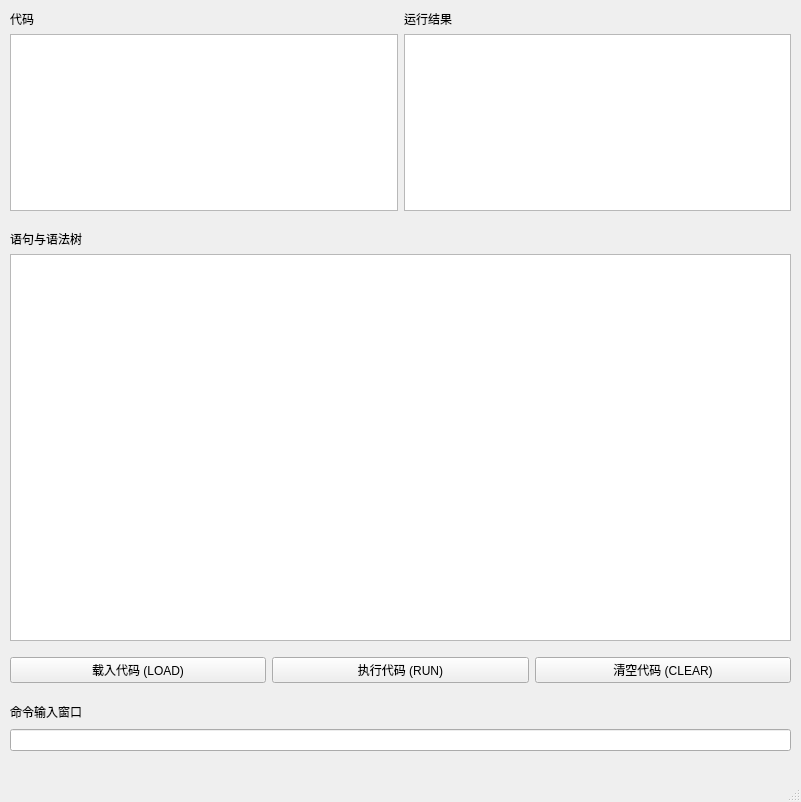
The window that mainwindow.ui (xx01cyx/BASIC-Interpreter) describes before a commit, drawn with Qt 5.
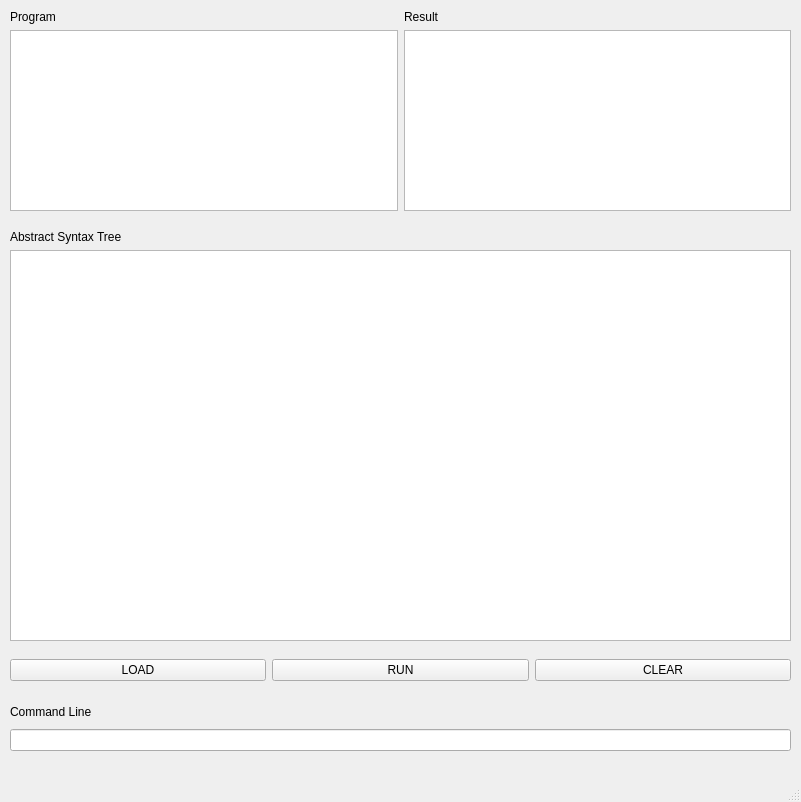
The same window after the commit.

Commit message: Support command line input.

```diff
--- a/mainwindow.ui
+++ b/mainwindow.ui
@@ -29,7 +29,7 @@
        <item>
         <widget class="QLabel" name="label_code">
          <property name="text">
-          <string>代码</string>
+          <string>Program</string>
          </property>
         </widget>
        </item>
@@ -51,7 +51,7 @@
        <item>
         <widget class="QLabel" name="label_result">
          <property name="text">
-          <string>运行结果</string>
+          <string>Result</string>
          </property>
         </widget>
        </item>
@@ -83,7 +83,7 @@
      <item>
       <widget class="QLabel" name="label_tree">
        <property name="text">
-        <string>语句与语法树</string>
+        <string>Abstract Syntax Tree</string>
        </property>
       </widget>
      </item>
@@ -113,21 +113,21 @@
      <item>
       <widget class="QPushButton" name="pushButton_load">
        <property name="text">
-        <string>载入代码 (LOAD)</string>
+        <string>LOAD</string>
        </property>
       </widget>
      </item>
      <item>
       <widget class="QPushButton" name="pushButton_run">
        <property name="text">
-        <string>执行代码 (RUN)</string>
+        <string>RUN</string>
        </property>
       </widget>
      </item>
      <item>
       <widget class="QPushButton" name="pushButton_clear">
        <property name="text">
-        <string>清空代码 (CLEAR)</string>
+        <string>CLEAR</string>
        </property>
       </widget>
      </item>
@@ -146,7 +146,7 @@
      <item>
       <widget class="QLabel" name="label_command">
        <property name="text">
-        <string>命令输入窗口</string>
+        <string>Command Line</string>
        </property>
       </widget>
      </item>
```
The commit also changes 8 other files.
